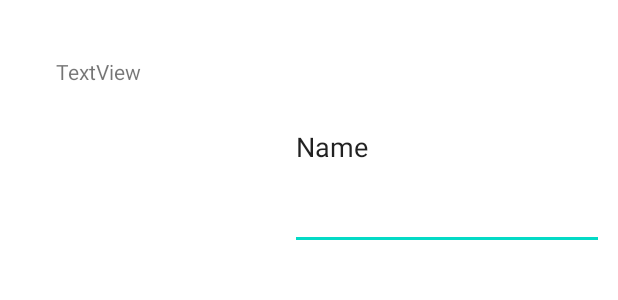
After one commit to Viktorphp84/Viktorphp84_Repository, an Android app: the layout custom_string_layout.xml on its own in the app's theme, with its tools: preview values and no code run, on a phone screen of 412 x 824 dp. The commit adds this screen. Shown: the top 300 px of the screen. Run offline under Robolectric (Android 15) with nearby library versions, the phone set to English and light mode, and no system bars.

Commit message:
01.12.2021

```diff
--- /dev/null
+++ b/app/src/main/res/layout/custom_string_layout.xml
@@ -0,0 +1,38 @@
+<?xml version="1.0" encoding="utf-8"?>
+<RelativeLayout xmlns:android="http://schemas.android.com/apk/res/android"
+    android:layout_width="match_parent"
+    android:layout_height="match_parent"
+    android:id="@+id/rel_lay">
+
+
+    <TextView
+        android:id="@+id/text_view"
+        android:layout_width="wrap_content"
+        android:layout_height="wrap_content"
+        android:layout_alignParentStart="true"
+        android:layout_alignParentTop="true"
+        android:layout_alignParentEnd="true"
+        android:layout_alignParentBottom="true"
+        android:layout_marginStart="37dp"
+        android:layout_marginTop="38dp"
+        android:layout_marginEnd="316dp"
+        android:layout_marginBottom="674dp"
+        android:text="TextView" />
+
+    <EditText
+        android:id="@+id/input_num"
+        android:layout_width="wrap_content"
+        android:layout_height="wrap_content"
+        android:layout_alignParentStart="true"
+        android:layout_alignParentTop="true"
+        android:layout_alignParentEnd="true"
+        android:layout_alignParentBottom="true"
+        android:layout_marginStart="193dp"
+        android:layout_marginTop="29dp"
+        android:layout_marginEnd="9dp"
+        android:layout_marginBottom="657dp"
+        android:ems="10"
+        android:inputType="textPersonName"
+        android:minHeight="48dp"
+        android:text="Name" />
+</RelativeLayout>
--- a/app/src/main/res/values/strings.xml
+++ b/app/src/main/res/values/strings.xml
@@ -14,4 +14,5 @@
     <string name="input_number">0</string>
     <string name="type_load">Load type selection</string>
     <string name="off">Disable recalculation</string>
+    <string name="load">Load</string>
 </resources>
```
Also changed, not shown: app/src/main/java/com/example/viktor_ivanov_app/ActivityInsertData.kt (+16 -0 lines), app/src/main/java/com/example/viktor_ivanov_app/MainActivity.kt (+7 -3 lines), app/src/main/res/layout/activity_insert_data.xml (+4 -15 lines), app/src/main/res/layout/activity_main.xml (+13 -13 lines).
